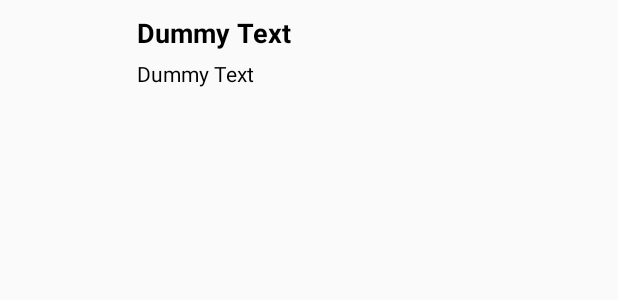
After one commit to MCNorthwood/AndroidTourists, an Android app: the layout tourist_list_item.xml on its own in the app's theme, with its tools: preview values and no code run, on a phone screen of 412 x 824 dp. The commit adds this screen. Shown: the top 300 px of the screen. Run offline under Robolectric (Android 15) with nearby library versions, the phone set to English and light mode, and no system bars.

Commit message:
Additions
Small additions, will build on from this and get more added before
testing the app

```diff
--- /dev/null
+++ b/com.cet325.bg51az/app/src/main/res/layout/tourist_list_item.xml
@@ -0,0 +1,42 @@
+<?xml version="1.0" encoding="utf-8"?>
+<RelativeLayout xmlns:android="http://schemas.android.com/apk/res/android"
+    android:layout_width="match_parent"
+    android:layout_height="wrap_content"
+    android:gravity="center_vertical"
+    android:padding="4dp">
+
+    <ImageView
+        android:layout_width="72dp"
+        android:layout_height="72dp"
+        android:id="@+id/imageIcon" />
+
+    <TextView
+        android:id="@+id/nameTextView"
+        android:layout_width="wrap_content"
+        android:layout_height="30dp"
+        android:layout_alignParentEnd="true"
+        android:layout_alignParentRight="true"
+        android:layout_marginTop="5dp"
+        android:layout_marginLeft="15dp"
+        android:layout_toEndOf="@+id/imageIcon"
+        android:layout_toRightOf="@id/imageIcon"
+        android:text="Dummy Text"
+        android:textColor="@android:color/black"
+        android:textSize="18sp"
+        android:textStyle="bold"/>
+
+    <TextView
+        android:id="@+id/locationTextView"
+        android:layout_width="match_parent"
+        android:layout_height="30dp"
+        android:layout_alignParentEnd="true"
+        android:layout_alignParentRight="true"
+        android:layout_marginLeft="15dp"
+        android:layout_toEndOf="@id/imageIcon"
+        android:layout_toRightOf="@id/imageIcon"
+        android:layout_below="@id/nameTextView"
+        android:text="Dummy Text"
+        android:textColor="@android:color/black"
+        android:textSize="14sp"/>
+
+</RelativeLayout>
```
Also changed, not shown: com.cet325.bg51az/app/src/main/java/com/example/bg51az/comcet325bg51az/DBOpenHelper.java (+127 -2 lines), com.cet325.bg51az/app/src/main/java/com/example/bg51az/comcet325bg51az/Tourist.java (+26 -2 lines), com.cet325.bg51az/app/src/main/res/layout/activity_main.xml (+7 -0 lines).
